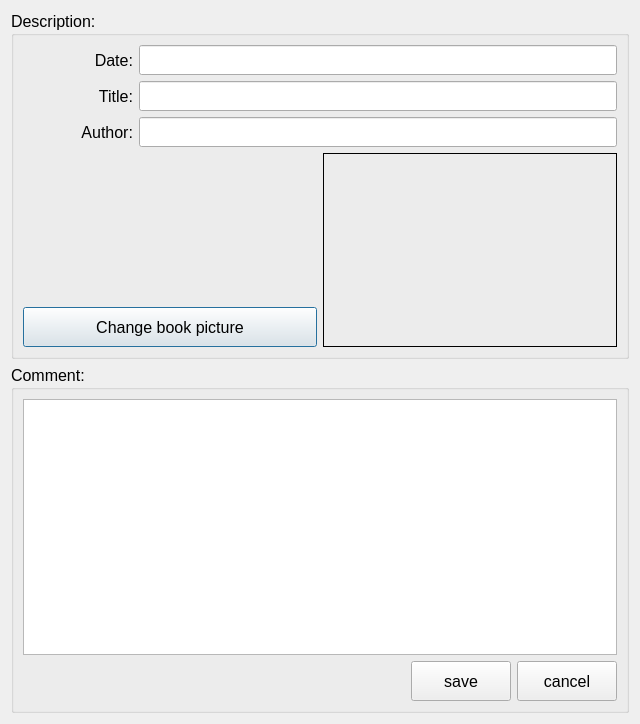
First picture: the form in dialog.ui, repository artemsmolyak/books, before the edit.
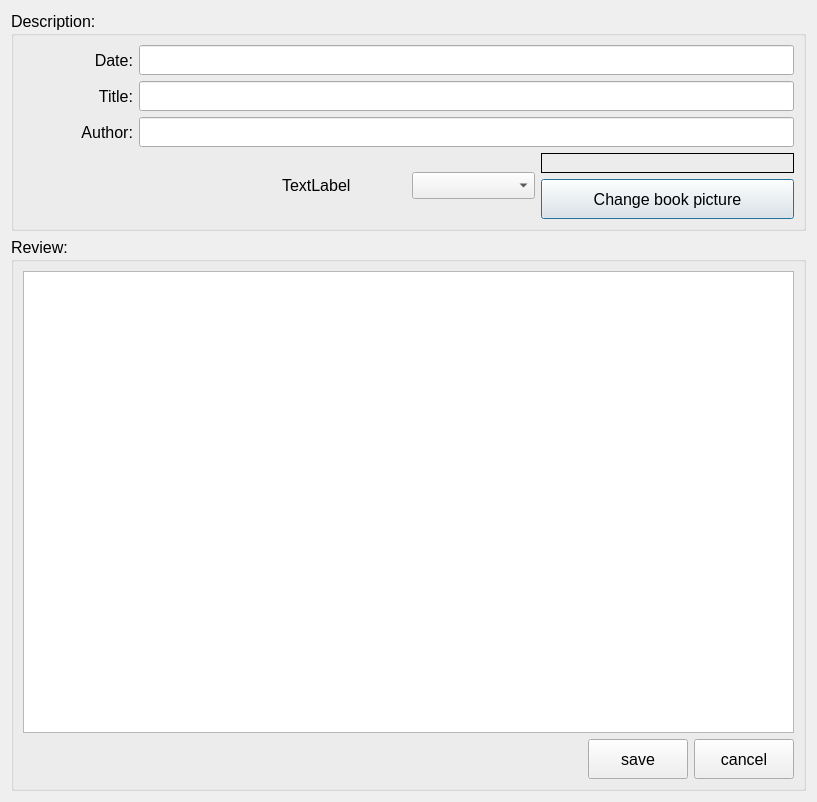
Second picture: the form after the edit. Icons and pictures are not drawn. Custom widgets are drawn as their Qt base class.

Patch:
```diff
--- a/dialog.ui
+++ b/dialog.ui
@@ -6,8 +6,8 @@
    <rect>
     <x>0</x>
     <y>0</y>
-    <width>640</width>
-    <height>724</height>
+    <width>817</width>
+    <height>802</height>
    </rect>
   </property>
   <property name="minimumSize">
@@ -178,20 +178,54 @@
             <item>
              <layout class="QVBoxLayout" name="verticalLayout_2">
               <item>
-               <spacer name="verticalSpacer_2">
-                <property name="orientation">
-                 <enum>Qt::Vertical</enum>
-                </property>
-                <property name="sizeHint" stdset="0">
-                 <size>
-                  <width>20</width>
-                  <height>40</height>
-                 </size>
-                </property>
-               </spacer>
+               <widget class="Assesment" name="assesmentWidget" native="true">
+                <zorder>bookCoverLabel</zorder>
+                <zorder>verticalSpacer</zorder>
+               </widget>
               </item>
+             </layout>
+            </item>
+            <item>
+             <layout class="QVBoxLayout" name="verticalLayout_8">
               <item>
-               <widget class="Assesment" name="assesmentWidget" native="true"/>
+               <layout class="QHBoxLayout" name="horizontalLayout_17">
+                <item>
+                 <widget class="QLabel" name="label">
+                  <property name="text">
+                   <string>TextLabel</string>
+                  </property>
+                 </widget>
+                </item>
+                <item>
+                 <widget class="QComboBox" name="comboBox"/>
+                </item>
+               </layout>
+              </item>
+             </layout>
+            </item>
+            <item>
+             <layout class="QVBoxLayout" name="verticalLayout_6">
+              <item>
+               <widget class="QLabel" name="bookCoverLabel">
+                <property name="sizePolicy">
+                 <sizepolicy hsizetype="Minimum" vsizetype="Minimum">
+                  <horstretch>0</horstretch>
+                  <verstretch>0</verstretch>
+                 </sizepolicy>
+                </property>
+                <property name="frameShape">
+                 <enum>QFrame::Box</enum>
+                </property>
+                <property name="text">
+                 <string/>
+                </property>
+                <property name="pixmap">
+                 <pixmap resource="resource/rsc.qrc">:/empty.png</pixmap>
+                </property>
+                <property name="scaledContents">
+                 <bool>true</bool>
+                </property>
+               </widget>
               </item>
               <item>
                <widget class="QPushButton" name="changeBookCoverButton">
@@ -213,28 +247,6 @@
               </item>
              </layout>
             </item>
-            <item>
-             <widget class="QLabel" name="bookCoverLabel">
-              <property name="sizePolicy">
-               <sizepolicy hsizetype="Minimum" vsizetype="Minimum">
-                <horstretch>0</horstretch>
-                <verstretch>0</verstretch>
-               </sizepolicy>
-              </property>
-              <property name="frameShape">
-               <enum>QFrame::Box</enum>
-              </property>
-              <property name="text">
-               <string/>
-              </property>
-              <property name="pixmap">
-               <pixmap resource="resource/rsc.qrc">:/empty.png</pixmap>
-              </property>
-              <property name="scaledContents">
-               <bool>true</bool>
-              </property>
-             </widget>
-            </item>
            </layout>
           </item>
          </layout>
@@ -252,7 +264,7 @@
       </font>
      </property>
      <property name="title">
-      <string>Comment:</string>
+      <string>Review:</string>
      </property>
      <layout class="QVBoxLayout" name="verticalLayout_4">
       <item>
```
